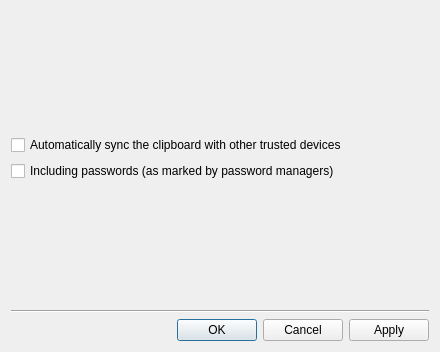
First picture: the form in app/ui/dialogs/clipboardpluginconfigdialog.ui, repository pikazh/kdeconnect-windows, before the edit.
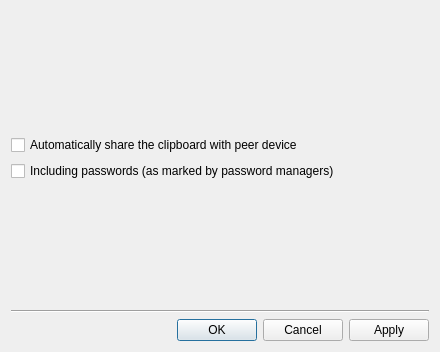
Second picture: the form after the edit.

The edit to the form file:
```diff
--- a/app/ui/dialogs/clipboardpluginconfigdialog.ui
+++ b/app/ui/dialogs/clipboardpluginconfigdialog.ui
@@ -30,7 +30,7 @@
    <item>
     <widget class="QCheckBox" name="autoSyncCB">
      <property name="text">
-      <string>Automatically sync the clipboard with other trusted devices</string>
+      <string>Automatically share the clipboard with peer device</string>
      </property>
     </widget>
    </item>
```
Left out of the diff: 2 changed lines with no effect on the pictures.
